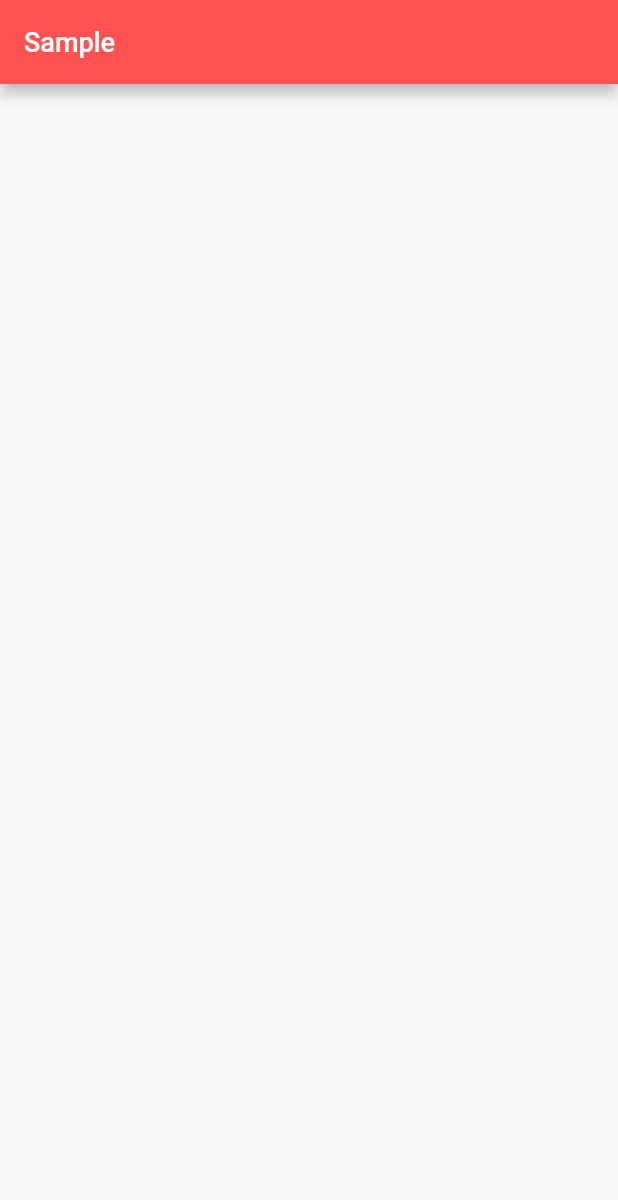
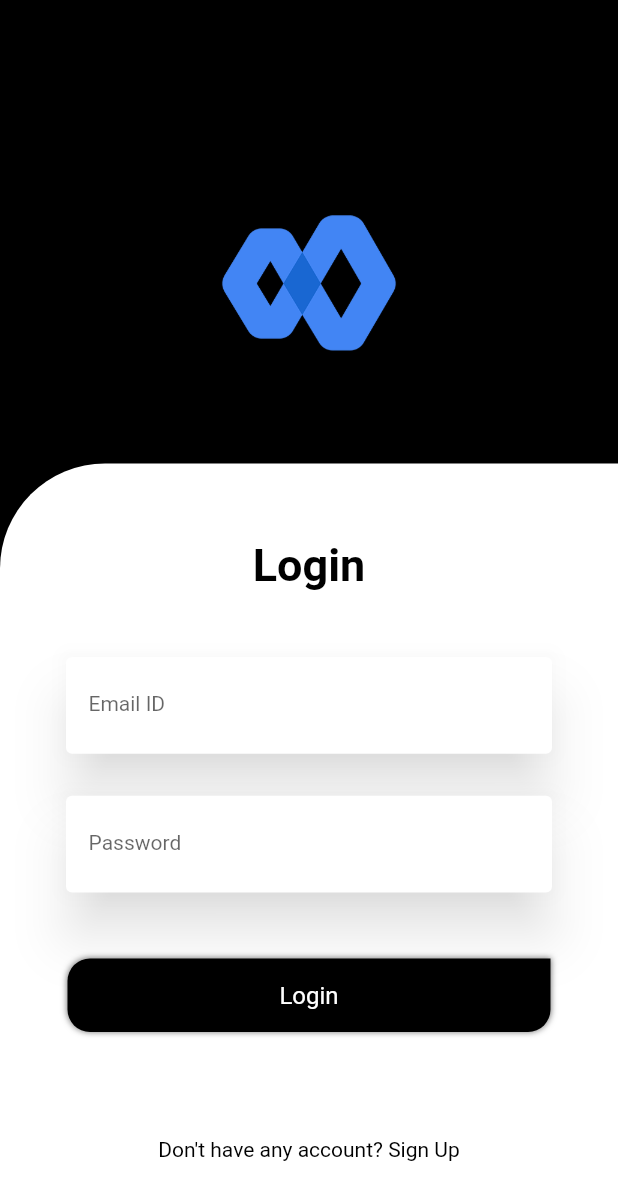
Before and after one commit to erKaranjeet/api_sample_flutter, a Flutter app: the screen it shows after launch, on a phone screen of 412 x 824 dp. Shown: the top 1200 px of the screen. Run offline on Flutter 3.47's test engine with Material 2 defaults, Android fonts, the light colour scheme and no system bars; our stand-ins replace connectivity, dio, retrofit; generated files the repository leaves out were written again.

Commit message:
Login Screen Designed

```diff
--- a/lib/connections/sample_presenter_impl.dart
+++ b/lib/connections/sample_presenter_impl.dart
@@ -2,7 +2,6 @@
 import 'package:api_sample_flutter/connections/data_response.dart';
 import 'package:api_sample_flutter/connections/sample_contract_view.dart';
 import 'package:api_sample_flutter/connections/sample_interactor_impl.dart';
-import 'package:api_sample_flutter/models/sample_model.dart';
 
 class SamplePresenterImpl implements SamplePresenter, OnSampleCompleteListener {
 
--- a/lib/main.dart
+++ b/lib/main.dart
@@ -1,7 +1,13 @@
+import 'package:api_sample_flutter/ui/login_screen.dart';
 import 'package:api_sample_flutter/ui/my_api_sample.dart';
 import 'package:flutter/material.dart';
+import 'package:flutter/services.dart';
 
 void main() {
+  // SystemChrome.setPreferredOrientations([DeviceOrientation.portraitUp])
+  //     .then((_) {
+  //   runApp(const MyApp());
+  // });
   runApp(const MyApp());
 }
 
@@ -26,7 +32,7 @@ class MyApp extends StatelessWidget {
         primarySwatch: Colors.blue,
       ),
       // home: const MyHomePage(title: 'Flutter Demo Home Page'),
-      home: MyApiSample(),
+      home: LoginScreen(),
     );
   }
 }
--- /dev/null
+++ b/lib/ui/login_screen.dart
@@ -0,0 +1,202 @@
+// @dart=2.9
+import 'package:flutter/material.dart';
+import 'package:flutter/services.dart';
+import 'package:flutter/widgets.dart';
+
+class LoginScreen extends StatefulWidget {
+  @override
+  LoginScreenState createState() => LoginScreenState();
+}
+
+class LoginScreenState extends State<LoginScreen> {
+
+  TextEditingController emailController, passwordController;
+  bool isPassVisible = true;
+
+  @override
+  void initState() {
+    super.initState();
+
+    emailController = TextEditingController();
+    passwordController = TextEditingController();
+  }
+
+  @override
+  Widget build(BuildContext context) {
+    return Scaffold(
+      resizeToAvoidBottomInset: true,
+      backgroundColor: Colors.black,
+      body: SingleChildScrollView(
+        child: SizedBox(
+          width: double.infinity,
+          height: MediaQuery.of(context).size.height,
+          child: Column(
+            crossAxisAlignment: CrossAxisAlignment.center,
+            mainAxisAlignment: MainAxisAlignment.end,
+            children: [
+              Image.asset(
+                "assets/images/ic_logo.png",
+                height: 120,
+                width: 120,
+              ),
+              const SizedBox(
+                height: 60,
+              ),
+              Container(
+                decoration: const BoxDecoration(
+                  color: Colors.white,
+                  shape: BoxShape.rectangle,
+                  borderRadius: BorderRadius.only(
+                    topLeft: Radius.circular(70.0),
+                    topRight: Radius.circular(0.0),
+                    bottomLeft: Radius.circular(0.0),
+                    bottomRight: Radius.circular(0.0),
+                  ),
+                ),
+                child: Column(
+                  crossAxisAlignment: CrossAxisAlignment.center,
+                  children: [
+                    const SizedBox(
+                      height: 50,
+                    ),
+                    const Text(
+                      "Login",
+                      style: TextStyle(
+                        fontSize: 30,
+                        fontWeight: FontWeight.bold,
+                        color: Colors.black,
+                      ),
+                    ),
+                    const SizedBox(
+                      height: 40,
+                    ),
+                    Container(
+                      margin: const EdgeInsets.only(left: 40.0, right: 40.0),
+                      child: Card(
+                        borderOnForeground: true,
+                        shadowColor: Colors.black54,
+                        elevation: 15.0,
+                        child: Container(
+                          padding: const EdgeInsets.only(
+                              top: 5.0, left: 15.0, right: 15.0, bottom: 5.0),
+                          child: TextFormField(
+                            controller: emailController,
+                            maxLines: 1,
+                            keyboardType: TextInputType.emailAddress,
+                            textInputAction: TextInputAction.next,
+                            inputFormatters: <TextInputFormatter>[
+                              FilteringTextInputFormatter.singleLineFormatter
+                            ],
+                            style: const TextStyle(
+                              color: Colors.black,
+                              fontSize: 14,
+                              backgroundColor: Colors.white,
+                            ),
+                            decoration: const InputDecoration(
+                              labelText: "Email ID",
+                              // helperText: "abc@example.com",
+                              floatingLabelBehavior: FloatingLabelBehavior.auto,
+                              border: InputBorder.none,
+                            ),
+                          ),
+                        ),
+                      ),
+                    ),
+                    Container(
+                      margin: const EdgeInsets.only(
+                          top: 20.0, left: 40.0, right: 40.0),
+                      child: Card(
+                        borderOnForeground: true,
+                        shadowColor: Colors.black54,
+                        elevation: 15.0,
+                        child: Container(
+                          padding: const EdgeInsets.only(
+                              top: 5.0, left: 15.0, right: 15.0, bottom: 5.0),
+                          child: TextFormField(
+                            controller: passwordController,
+                            maxLines: 1,
+                            keyboardType: TextInputType.visiblePassword,
+                            textInputAction: TextInputAction.done,
+                            obscureText: isPassVisible,
+                            autocorrect: false,
+                            obscuringCharacter: "*",
+                            inputFormatters: <TextInputFormatter>[
+                              FilteringTextInputFormatter.singleLineFormatter
+                            ],
+                            style: const TextStyle(
+                              color: Colors.black,
+                              fontSize: 14,
+                              backgroundColor: Colors.white,
+                            ),
+                            decoration: const InputDecoration(
+                              labelText: "Password",
+                              floatingLabelBehavior: FloatingLabelBehavior.auto,
+                              border: InputBorder.none,
+                            ),
+                          ),
+                        ),
+                      ),
+                    ),
+                    const SizedBox(
+                      height: 40,
+                    ),
+                    Container(
+                      width: double.infinity,
+                      margin: const EdgeInsets.only(left: 45.0, right: 45.0),
+                      padding: const EdgeInsets.only(top: 15.0, bottom: 15.0),
+                      decoration: const BoxDecoration(
+                        boxShadow: [
+                          BoxShadow(
+                            color: Colors.black54,
+                            blurRadius: 3.0
+                          ),
+                        ],
+                        color: Colors.black,
+                        shape: BoxShape.rectangle,
+                        borderRadius: BorderRadius.only(
+                          topLeft: Radius.circular(15.0),
+                          bottomLeft: Radius.circular(15.0),
+                          bottomRight: Radius.circular(15.0),
+                        ),
+                      ),
+                      child: const Center(
+                        child: Text(
+                          "Login",
+                          style: TextStyle(
+                            color: Colors.white,
+                            fontSize: 16.0,
+                          ),
+                        ),
+                      ),
+                    ),
+                    Container(
+                      margin: const EdgeInsets.only(top: 70.0),
+                      padding: const  EdgeInsets.only(bottom: 50.0, left: 45.0, right: 45.0),
+                      child: const Center(
+                        child: Text(
+                          "Don't have any account? Sign Up",
+                          style: TextStyle(
+                            fontSize: 14.0,
+                            color: Colors.black,
+                          ),
+                        ),
+                      ),
+                    ),
+                  ],
+                ),
+              ),
+            ],
+          ),
+        ),
+      ),
+    );
+  }
+
+  void isPasswordVisible() {
+    if (isPassVisible) {
+      isPassVisible = false;
+    } else {
+      isPassVisible = true;
+    }
+  }
+}
--- a/pubspec.yaml
+++ b/pubspec.yaml
@@ -68,6 +68,8 @@ flutter:
   # assets:
   #   - images/a_dot_burr.jpeg
   #   - images/a_dot_ham.jpeg
+  assets:
+    - assets/images/
 
   # An image asset can refer to one or more resolution-specific "variants", see
   # https://flutter.dev/assets-and-images/#resolution-aware.
```
Also changed, not shown: assets/images/ic_logo.png (added), 2 other files.
